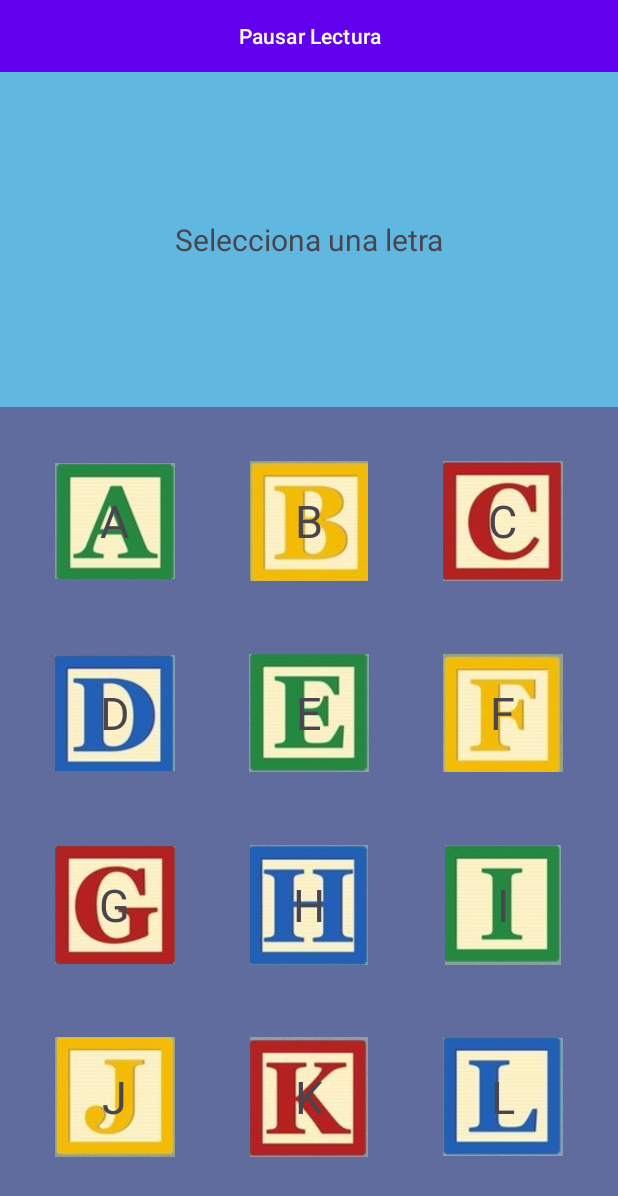
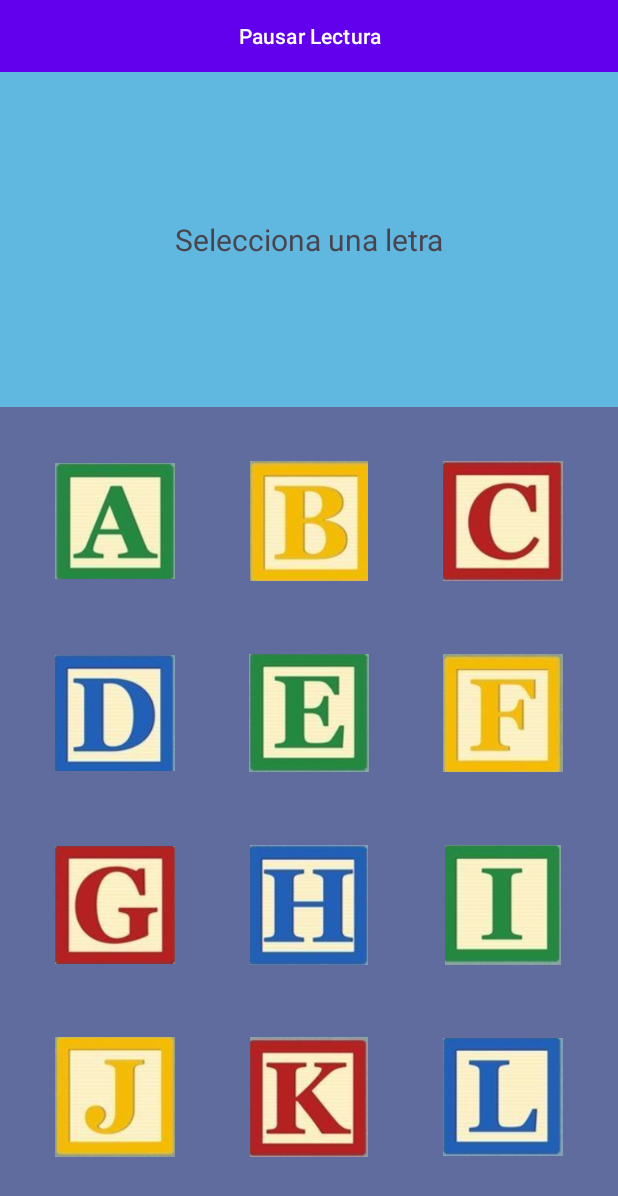
Before and after one commit to kaviekj/comunicate_app_JUEGO, an Android app: the screen it shows after launch (MainActivity), on a phone screen of 412 x 824 dp. Shown: the top 1196 px of the screen. Run offline under Robolectric (Android 15) with nearby library versions, the light colour scheme and no system bars.

Commit message:
interfaz principal 2.2

```diff
--- a/app/src/main/res/layout/grid_item_letra.xml
+++ b/app/src/main/res/layout/grid_item_letra.xml
@@ -17,6 +17,7 @@
         android:layout_width="wrap_content"
         android:layout_height="wrap_content"
         android:layout_gravity="center"
+        android:textColor="#00FFFFFF"
         android:textSize="30sp" />
 
 </FrameLayout>
```
